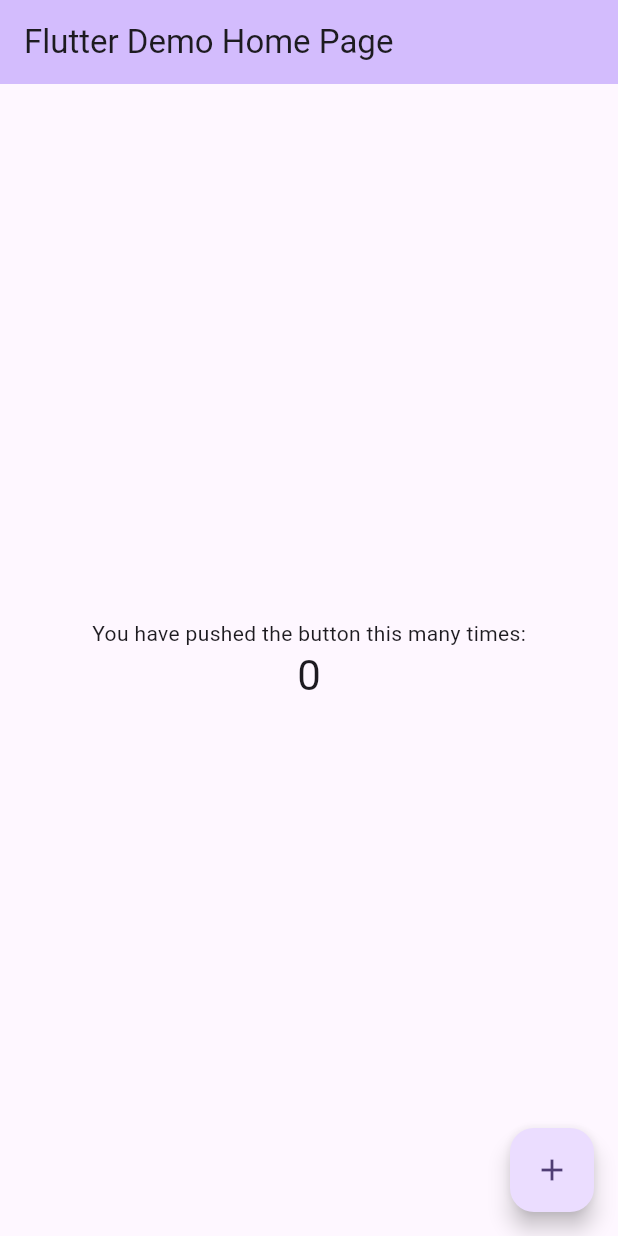
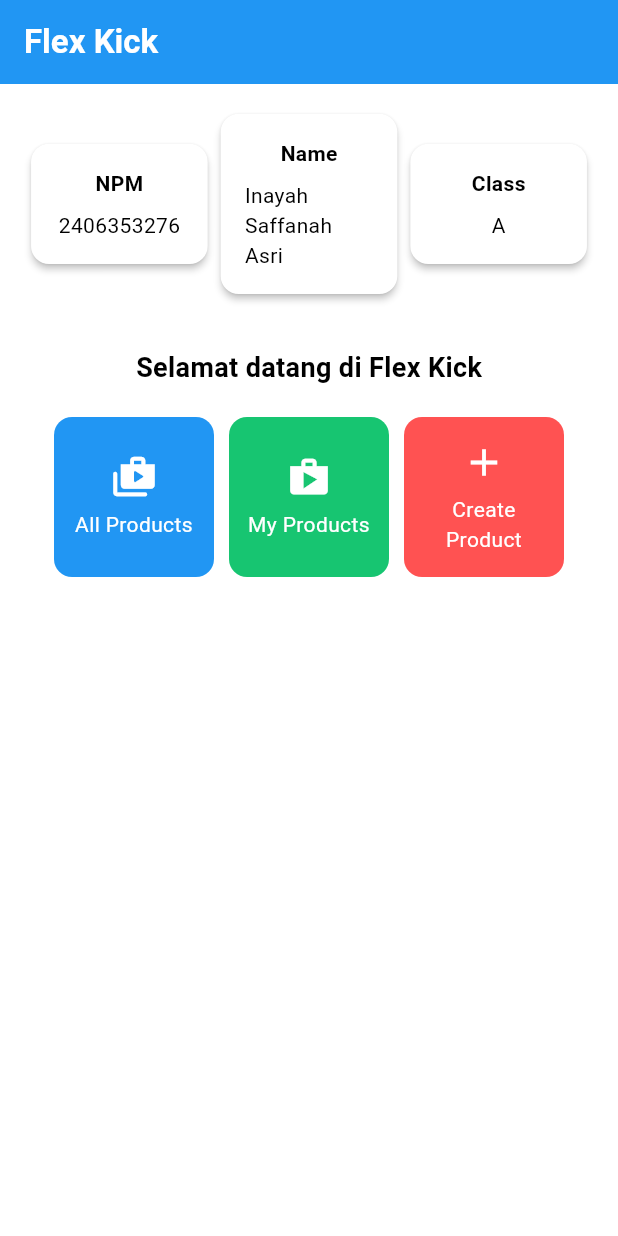
Before and after one commit to Inaeah/flex-kick-mobile, a Flutter app: the screen it shows after launch, on a phone screen of 412 x 824 dp. Run offline on Flutter 3.47's test engine with Material 3 defaults, Android fonts, the phone set to English and light mode, and no system bars.

```diff
--- a/lib/main.dart
+++ b/lib/main.dart
@@ -1,4 +1,5 @@
 import 'package:flutter/material.dart';
+import 'package:flex_kick/menu.dart';
 
 void main() {
   runApp(const MyApp());
@@ -28,95 +29,10 @@ class MyApp extends StatelessWidget {
         //
         // This works for code too, not just values: Most code changes can be
         // tested with just a hot reload.
-        colorScheme: ColorScheme.fromSeed(seedColor: Colors.deepPurple),
+         colorScheme: ColorScheme.fromSwatch(primarySwatch: Colors.blue)
+        .copyWith(secondary: Colors.blueAccent[400]),
       ),
-      home: const MyHomePage(title: 'Flutter Demo Home Page'),
+      home: MyHomePage(),
     );
   }
 }
-
-class MyHomePage extends StatefulWidget {
-  const MyHomePage({super.key, required this.title});
-
-  // This widget is the home page of your application. It is stateful, meaning
-  // that it has a State object (defined below) that contains fields that affect
-  // how it looks.
-
-  // This class is the configuration for the state. It holds the values (in this
-  // case the title) provided by the parent (in this case the App widget) and
-  // used by the build method of the State. Fields in a Widget subclass are
-  // always marked "final".
-
-  final String title;
-
-  @override
-  State<MyHomePage> createState() => _MyHomePageState();
-}
-
-class _MyHomePageState extends State<MyHomePage> {
-  int _counter = 0;
-
-  void _incrementCounter() {
-    setState(() {
-      // This call to setState tells the Flutter framework that something has
-      // changed in this State, which causes it to rerun the build method below
-      // so that the display can reflect the updated values. If we changed
-      // _counter without calling setState(), then the build method would not be
-      // called again, and so nothing would appear to happen.
-      _counter++;
-    });
-  }
-
-  @override
-  Widget build(BuildContext context) {
-    // This method is rerun every time setState is called, for instance as done
-    // by the _incrementCounter method above.
-    //
-    // The Flutter framework has been optimized to make rerunning build methods
-    // fast, so that you can just rebuild anything that needs updating rather
-    // than having to individually change instances of widgets.
-    return Scaffold(
-      appBar: AppBar(
-        // TRY THIS: Try changing the color here to a specific color (to
-        // Colors.amber, perhaps?) and trigger a hot reload to see the AppBar
-        // change color while the other colors stay the same.
-        backgroundColor: Theme.of(context).colorScheme.inversePrimary,
-        // Here we take the value from the MyHomePage object that was created by
-        // the App.build method, and use it to set our appbar title.
-        title: Text(widget.title),
-      ),
-      body: Center(
-        // Center is a layout widget. It takes a single child and positions it
-        // in the middle of the parent.
-        child: Column(
-          // Column is also a layout widget. It takes a list of children and
-          // arranges them vertically. By default, it sizes itself to fit its
-          // children horizontally, and tries to be as tall as its parent.
-          //
-          // Column has various properties to control how it sizes itself and
-          // how it positions its children. Here we use mainAxisAlignment to
-          // center the children vertically; the main axis here is the vertical
-          // axis because Columns are vertical (the cross axis would be
-          // horizontal).
-          //
-          // TRY THIS: Invoke "debug painting" (choose the "Toggle Debug Paint"
-          // action in the IDE, or press "p" in the console), to see the
-          // wireframe for each widget.
-          mainAxisAlignment: MainAxisAlignment.center,
-          children: <Widget>[
-            const Text('You have pushed the button this many times:'),
-            Text(
-              '$_counter',
-              style: Theme.of(context).textTheme.headlineMedium,
-            ),
-          ],
-        ),
-      ),
-      floatingActionButton: FloatingActionButton(
-        onPressed: _incrementCounter,
-        tooltip: 'Increment',
-        child: const Icon(Icons.add),
-      ), // This trailing comma makes auto-formatting nicer for build methods.
-    );
-  }
-}
--- /dev/null
+++ b/lib/menu.dart
@@ -0,0 +1,188 @@
+import 'package:flutter/material.dart';
+
+class MyHomePage extends StatelessWidget  {
+  MyHomePage({super.key});
+
+  final String nama = "Inayah Saffanah Asri"; //nama
+  final String npm = "2406353276"; //npm
+  final String kelas = "A"; //kelas
+
+  final List<ItemHomepage> items = [
+    ItemHomepage("All Products", Icons.shop_2_rounded, Colors.blue),
+    ItemHomepage("My Products", Icons.shop, const Color.fromARGB(255, 23, 197, 113)),
+    ItemHomepage("Create Product", Icons.add, Colors.redAccent),
+  ];
+
+    @override
+    Widget build(BuildContext context) {
+        return Scaffold(
+      // AppBar adalah bagian atas halaman yang menampilkan judul.
+      appBar: AppBar(
+        // Judul aplikasi "Flex Kick" dengan teks putih dan tebal.
+        title: const Text(
+          'Flex Kick',
+          style: TextStyle(
+            color: Colors.white,
+            fontWeight: FontWeight.bold,
+          ),
+        ),
+        // Warna latar belakang AppBar diambil dari skema warna tema aplikasi.
+        backgroundColor: Theme.of(context).colorScheme.primary,
+      ),
+      // Body halaman dengan padding di sekelilingnya.
+      body: Padding(
+        padding: const EdgeInsets.all(16.0),
+        // Menyusun widget secara vertikal dalam sebuah kolom.
+        child: Column(
+          crossAxisAlignment: CrossAxisAlignment.center,
+          children: [
+            // Row untuk menampilkan 3 InfoCard secara horizontal.
+            Row(
+              mainAxisAlignment: MainAxisAlignment.spaceEvenly,
+              children: [
+                InfoCard(title: 'NPM', content: npm),
+                InfoCard(title: 'Name', content: nama),
+                InfoCard(title: 'Class', content: kelas),
+              ],
+            ),
+
+            // Memberikan jarak vertikal 16 unit.
+            const SizedBox(height: 16.0),
+
+            // Menempatkan widget berikutnya di tengah halaman.
+            Center(
+              child: Column(
+                // Menyusun teks dan grid item secara vertikal.
+
+                children: [
+                  // Menampilkan teks sambutan dengan gaya tebal dan ukuran 18.
+                  const Padding(
+                    padding: EdgeInsets.only(top: 16.0),
+                    child: Text(
+                      'Selamat datang di Flex Kick',
+                      style: TextStyle(
+                        fontWeight: FontWeight.bold,
+                        fontSize: 18.0,
+                      ),
+                    ),
+                  ),
+
+                  // Grid untuk menampilkan ItemCard dalam bentuk grid 3 kolom.
+                  GridView.count(
+                    primary: true,
+                    padding: const EdgeInsets.all(20),
+                    crossAxisSpacing: 10,
+                    mainAxisSpacing: 10,
+                    crossAxisCount: 3,
+                    // Agar grid menyesuaikan tinggi kontennya.
+                    shrinkWrap: true,
+
+                    // Menampilkan ItemCard untuk setiap item dalam list items.
+                    children: items.map((ItemHomepage item) {
+                      return ItemCard(item);
+                    }).toList(),
+                    ),
+                  ],
+                ),
+              ),
+            ],
+          ),
+        ),
+      );
+    }
+}
+
+class InfoCard extends StatelessWidget {
+  // Kartu informasi yang menampilkan title dan content.
+
+  final String title;  // Judul kartu.
+  final String content;  // Isi kartu.
+
+  const InfoCard({super.key, required this.title, required this.content});
+
+  @override
+  Widget build(BuildContext context) {
+    return Card(
+      // Membuat kotak kartu dengan bayangan dibawahnya.
+      elevation: 2.0,
+      child: Container(
+        // Mengatur ukuran dan jarak di dalam kartu.
+        width: MediaQuery.of(context).size.width / 3.5, // menyesuaikan dengan lebar device yang digunakan.
+        padding: const EdgeInsets.all(16.0),
+        // Menyusun title dan content secara vertikal.
+        child: Column(
+          children: [
+            Text(
+              title,
+              style: const TextStyle(fontWeight: FontWeight.bold),
+            ),
+            const SizedBox(height: 8.0),
+            Text(content),
+          ],
+        ),
+      ),
+    );
+  }
+}
+
+class ItemHomepage {
+ final String name;
+ final IconData icon;
+ final Color color;
+
+ ItemHomepage(this.name, this.icon, this.color);
+}
+
+class ItemCard extends StatelessWidget {
+  // Menampilkan kartu dengan ikon dan nama.
+
+  final ItemHomepage item;
+
+  const ItemCard(this.item, {super.key});
+
+  @override
+  Widget build(BuildContext context) {
+    return Material(
+      // Menentukan warna latar belakang dari tema aplikasi.
+      color: item.color,
+      // Membuat sudut kartu melengkung.
+      borderRadius: BorderRadius.circular(12),
+
+      child: InkWell(
+        // Aksi ketika kartu ditekan.
+        onTap: () {
+          // Menampilkan pesan SnackBar saat kartu ditekan.
+          ScaffoldMessenger.of(context)
+            ..hideCurrentSnackBar()
+            ..showSnackBar(
+              SnackBar(content: Text("Kamu telah menekan tombol ${item.name}!"))
+            );
+        },
+        // Container untuk menyimpan Icon dan Text
+        child: Container(
+          padding: const EdgeInsets.all(8),
+          child: Center(
+            child: Column(
+              // Menyusun ikon dan teks di tengah kartu.
+              mainAxisAlignment: MainAxisAlignment.center,
+              children: [
+                Icon(
+                  item.icon,
+                  color: Colors.white,
+                  size: 30.0,
+                ),
+                const Padding(padding: EdgeInsets.all(3)),
+                Text(
+                  item.name,
+                  textAlign: TextAlign.center,
+                  style: const TextStyle(color: Colors.white),
+                ),
+              ],
+            ),
+          ),
+        ),
+      ),
+    );
+  }
+
+}
```
Also changed, not shown: 1 other file.
